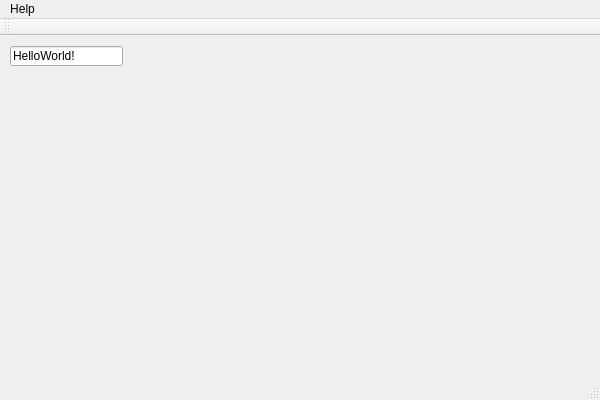
The window that src/View/gui/MainWindow.ui (alexmo16/TimesheetAssistant) describes before a commit, drawn with Qt 5.
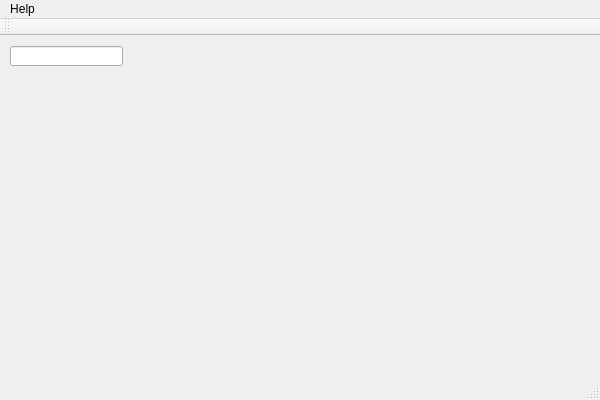
The same window after the commit.

Patch:
```diff
--- a/src/View/gui/MainWindow.ui
+++ b/src/View/gui/MainWindow.ui
@@ -24,7 +24,7 @@
      </rect>
     </property>
     <property name="text">
-     <string>HelloWorld!</string>
+     <string/>
     </property>
    </widget>
   </widget>
```
Left out of the diff: 14 changed lines with no effect on the pictures.
